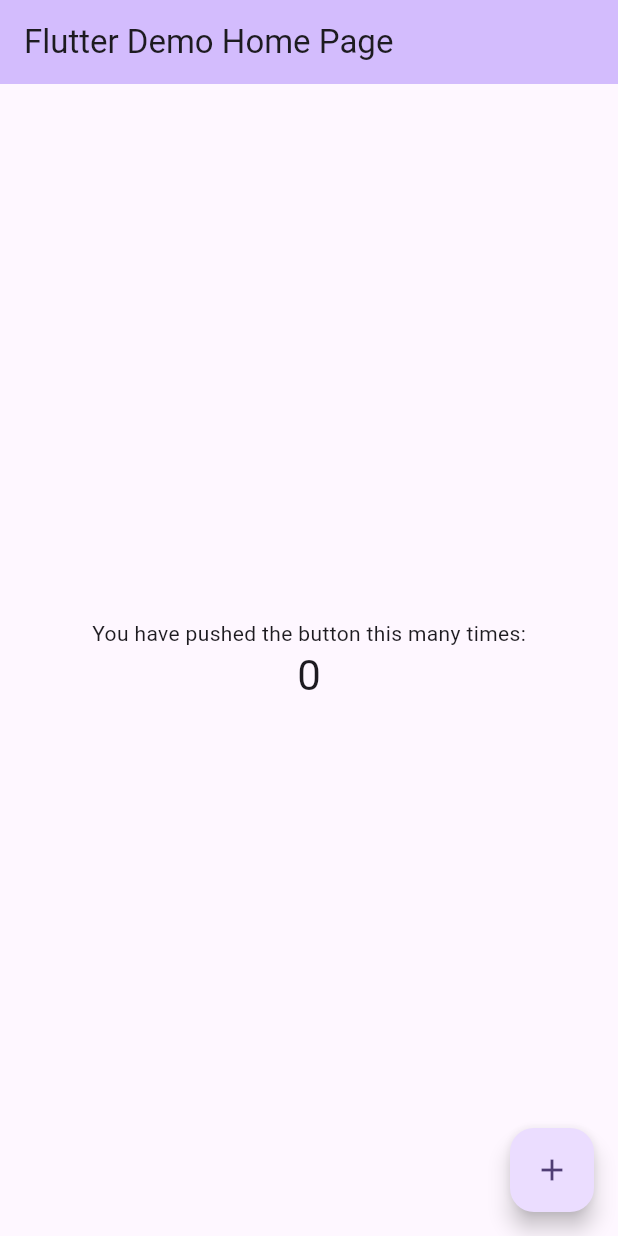
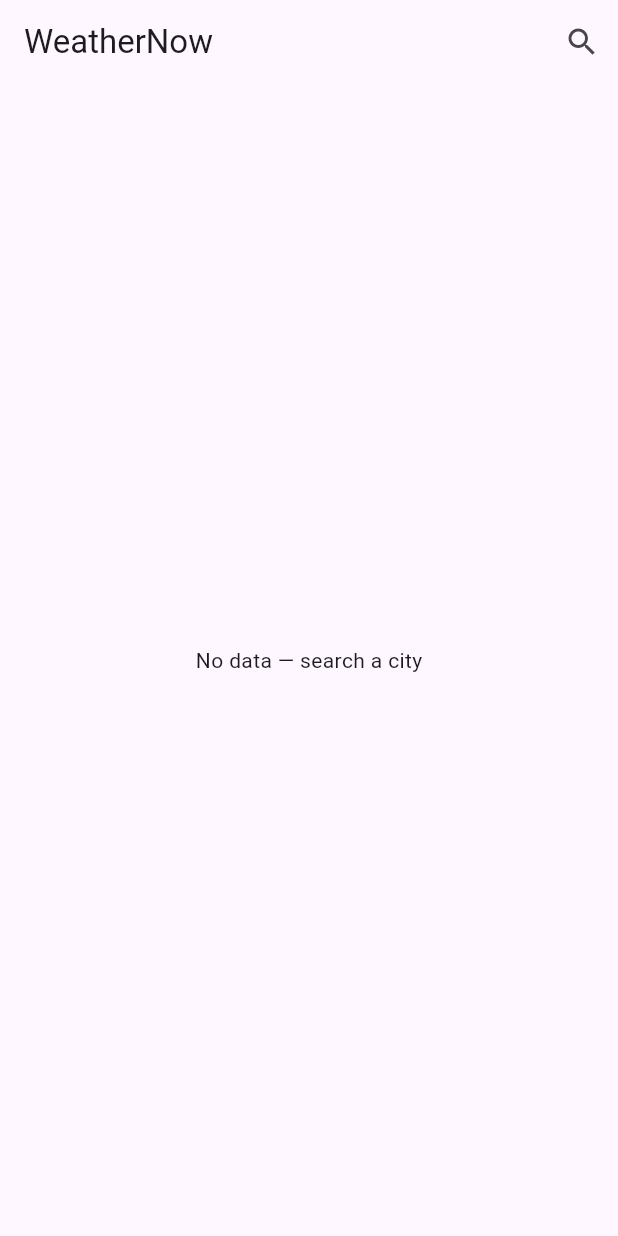
Before and after one commit to Ishini-Edirisinghe/weather_app, a Flutter app: the screen it shows after launch, on a phone screen of 412 x 824 dp. Run offline on Flutter 3.47's test engine with Material 3 defaults, Android fonts, the phone set to English and light mode, and no system bars; our stand-ins replace dio, fl_chart, geolocator, sqflite; accounts and stored records are empty.

Commit message:
search city and get weather

```diff
--- a/lib/core/secrets.dart
+++ b/lib/core/secrets.dart
@@ -1 +1 @@
-const String kOpenWeatherApiKey = 'YOUR_API_KEY_HERE';
+const String kOpenWeatherApiKey = 'df8234a51b54978ad1f7a7406c5dcf2e';
--- a/lib/main.dart
+++ b/lib/main.dart
@@ -1,122 +1,39 @@
 import 'package:flutter/material.dart';
+import 'package:provider/provider.dart';
+import 'presentation/screens/splash_screen.dart';
+import 'presentation/viewmodels/weather_viewmodel.dart';
+import 'data/datasources/remote_datasource.dart';
+import 'data/datasources/local_datasource.dart';
+import 'data/repositories/weather_repository_impl.dart';
+import 'package:dio/dio.dart';
 
-void main() {
-  runApp(const MyApp());
+void main() async {
+  WidgetsFlutterBinding.ensureInitialized();
+  final dio = Dio();
+  final remote = RemoteDatasource(dio);
+  final local = LocalDatasource();
+  final repo = WeatherRepositoryImpl(remote: remote, local: local);
+
+  runApp(MyApp(repository: repo));
 }
 
 class MyApp extends StatelessWidget {
-  const MyApp({super.key});
+  final WeatherRepositoryImpl repository;
+  const MyApp({super.key, required this.repository});
 
-  // This widget is the root of your application.
   @override
   Widget build(BuildContext context) {
-    return MaterialApp(
-      title: 'Flutter Demo',
-      theme: ThemeData(
-        // This is the theme of your application.
-        //
-        // TRY THIS: Try running your application with "flutter run". You'll see
-        // the application has a purple toolbar. Then, without quitting the app,
-        // try changing the seedColor in the colorScheme below to Colors.green
-        // and then invoke "hot reload" (save your changes or press the "hot
-        // reload" button in a Flutter-supported IDE, or press "r" if you used
-        // the command line to start the app).
-        //
-        // Notice that the counter didn't reset back to zero; the application
-        // state is not lost during the reload. To reset the state, use hot
-        // restart instead.
-        //
-        // This works for code too, not just values: Most code changes can be
-        // tested with just a hot reload.
-        colorScheme: ColorScheme.fromSeed(seedColor: Colors.deepPurple),
+    return MultiProvider(
+      providers: [
+        ChangeNotifierProvider(
+          create: (_) => WeatherViewModel(repository: repository),
+        ),
+      ],
+      child: MaterialApp(
+        title: 'WeatherNow',
+        theme: ThemeData(primarySwatch: Colors.blue),
+        home: const SplashScreen(),
       ),
-      home: const MyHomePage(title: 'Flutter Demo Home Page'),
     );
   }
 }
-
-class MyHomePage extends StatefulWidget {
-  const MyHomePage({super.key, required this.title});
-
-  // This widget is the home page of your application. It is stateful, meaning
-  // that it has a State object (defined below) that contains fields that affect
-  // how it looks.
-
-  // This class is the configuration for the state. It holds the values (in this
-  // case the title) provided by the parent (in this case the App widget) and
-  // used by the build method of the State. Fields in a Widget subclass are
-  // always marked "final".
-
-  final String title;
-
-  @override
-  State<MyHomePage> createState() => _MyHomePageState();
-}
-
-class _MyHomePageState extends State<MyHomePage> {
-  int _counter = 0;
-
-  void _incrementCounter() {
-    setState(() {
-      // This call to setState tells the Flutter framework that something has
-      // changed in this State, which causes it to rerun the build method below
-      // so that the display can reflect the updated values. If we changed
-      // _counter without calling setState(), then the build method would not be
-      // called again, and so nothing would appear to happen.
-      _counter++;
-    });
-  }
-
-  @override
-  Widget build(BuildContext context) {
-    // This method is rerun every time setState is called, for instance as done
-    // by the _incrementCounter method above.
-    //
-    // The Flutter framework has been optimized to make rerunning build methods
-    // fast, so that you can just rebuild anything that needs updating rather
-    // than having to individually change instances of widgets.
-    return Scaffold(
-      appBar: AppBar(
-        // TRY THIS: Try changing the color here to a specific color (to
-        // Colors.amber, perhaps?) and trigger a hot reload to see the AppBar
-        // change color while the other colors stay the same.
-        backgroundColor: Theme.of(context).colorScheme.inversePrimary,
-        // Here we take the value from the MyHomePage object that was created by
-        // the App.build method, and use it to set our appbar title.
-        title: Text(widget.title),
-      ),
-      body: Center(
-        // Center is a layout widget. It takes a single child and positions it
-        // in the middle of the parent.
-        child: Column(
-          // Column is also a layout widget. It takes a list of children and
-          // arranges them vertically. By default, it sizes itself to fit its
-          // children horizontally, and tries to be as tall as its parent.
-          //
-          // Column has various properties to control how it sizes itself and
-          // how it positions its children. Here we use mainAxisAlignment to
-          // center the children vertically; the main axis here is the vertical
-          // axis because Columns are vertical (the cross axis would be
-          // horizontal).
-          //
-          // TRY THIS: Invoke "debug painting" (choose the "Toggle Debug Paint"
-          // action in the IDE, or press "p" in the console), to see the
-          // wireframe for each widget.
-          mainAxisAlignment: MainAxisAlignment.center,
-          children: <Widget>[
-            const Text('You have pushed the button this many times:'),
-            Text(
-              '$_counter',
-              style: Theme.of(context).textTheme.headlineMedium,
-            ),
-          ],
-        ),
-      ),
-      floatingActionButton: FloatingActionButton(
-        onPressed: _incrementCounter,
-        tooltip: 'Increment',
-        child: const Icon(Icons.add),
-      ), // This trailing comma makes auto-formatting nicer for build methods.
-    );
-  }
-}
--- a/lib/presentation/screens/home_screen.dart
+++ b/lib/presentation/screens/home_screen.dart
@@ -0,0 +1,54 @@
+import 'package:flutter/material.dart';
+import 'package:provider/provider.dart';
+import '../viewmodels/weather_viewmodel.dart';
+import '../widgets/weather_card.dart';
+import 'search_screen.dart';
+import 'forecast_screen.dart';
+
+class HomeScreen extends StatelessWidget {
+  const HomeScreen({super.key});
+
+  @override
+  Widget build(BuildContext context) {
+    final vm = Provider.of<WeatherViewModel>(context);
+    return Scaffold(
+      appBar: AppBar(
+        title: const Text('WeatherNow'),
+        actions: [
+          IconButton(
+            onPressed: () => Navigator.push(
+              context,
+              MaterialPageRoute(builder: (_) => const SearchScreen()),
+            ),
+            icon: const Icon(Icons.search),
+          ),
+        ],
+      ),
+      body: SafeArea(
+        child: vm.loading
+            ? const Center(child: CircularProgressIndicator())
+            : vm.current == null
+            ? Center(child: Text(vm.error ?? 'No data — search a city'))
+            : ListView(
+                padding: const EdgeInsets.all(12),
+                children: [
+                  WeatherCard(
+                    city: vm.current!.city,
+                    temp: vm.current!.temp,
+                    description: vm.current!.description,
+                    iconCode: vm.current!.iconCode,
+                  ),
+                  const SizedBox(height: 12),
+                  ElevatedButton(
+                    onPressed: () => Navigator.push(
+                      context,
+                      MaterialPageRoute(builder: (_) => const ForecastScreen()),
+                    ),
+                    child: const Text('View Forecast'),
+                  ),
+                ],
+              ),
+      ),
+    );
+  }
+}
--- a/lib/presentation/viewmodels/weather_viewmodel.dart
+++ b/lib/presentation/viewmodels/weather_viewmodel.dart
@@ -1,9 +1,6 @@
 import 'package:flutter/material.dart';
-import '../../data/datasources/remote_datasource.dart';
-import '../../data/datasources/local_datasource.dart';
 import '../../data/repositories/weather_repository_impl.dart';
 import '../../domain/entities/weather_entity.dart';
-import 'package:dio/dio.dart';
 
 class WeatherViewModel extends ChangeNotifier {
   final WeatherRepositoryImpl repository;
--- a/pubspec.yaml
+++ b/pubspec.yaml
@@ -46,6 +46,7 @@ dependencies:
   provider: ^6.1.5+1
   path: ^1.9.1
   sqflite: ^2.4.2
+  http: ^1.6.0
 
 dev_dependencies:
   flutter_test:
```
Also changed, not shown: lib/data/datasources/remote_datasource.dart (+11 -3 lines), lib/data/models/forecast_model.dart (+22 -2 lines), lib/presentation/screens/favorites_screen.dart (+12 -0 lines), lib/presentation/screens/forecast_screen.dart (+69 -0 lines), lib/presentation/screens/search_screen.dart (+45 -0 lines), lib/presentation/screens/settings_screen.dart (+12 -0 lines), lib/presentation/screens/splash_screen.dart (+50 -0 lines), pubspec.lock, 5 other files.
